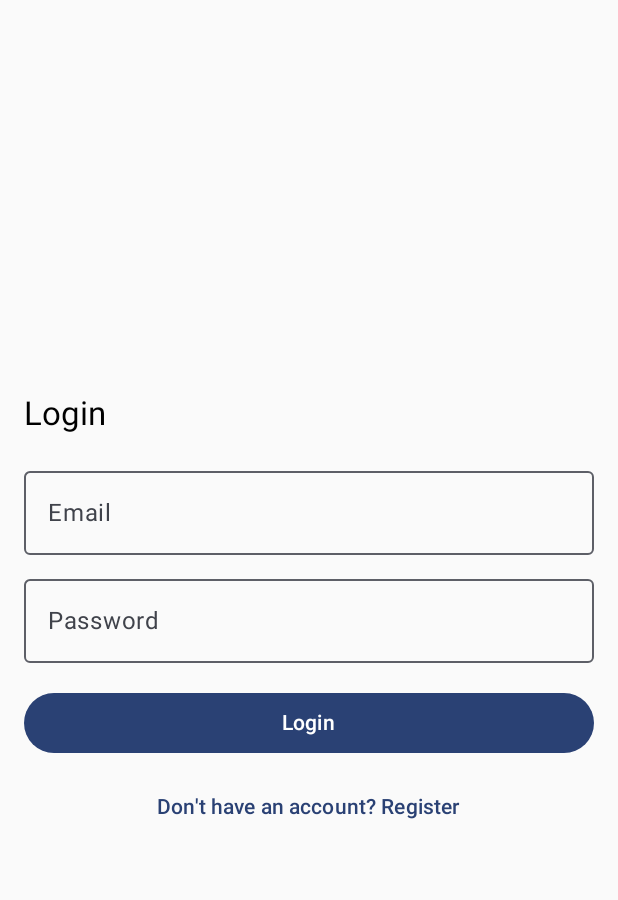
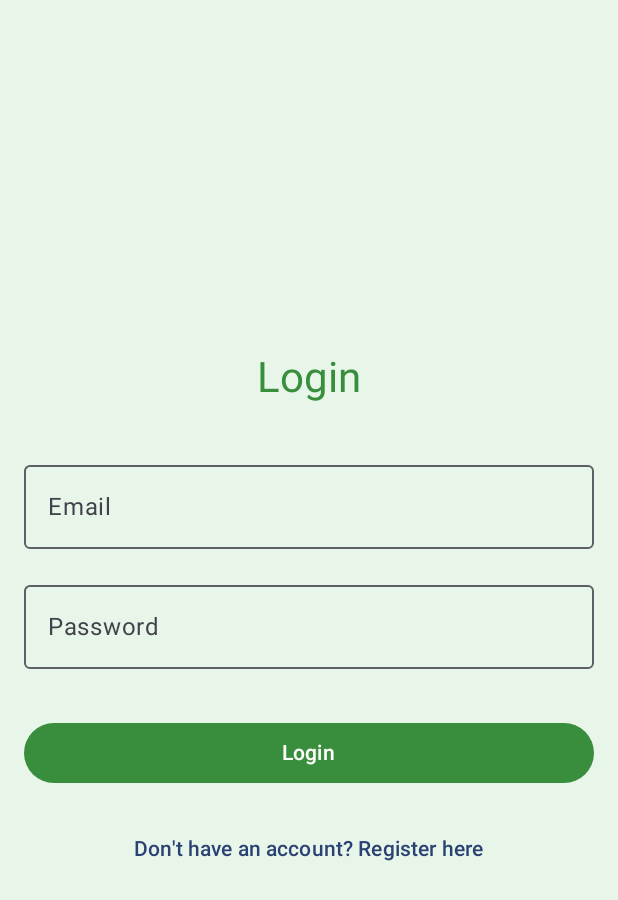
Before and after one commit to marouane013/MobileDevelopment, an Android app built with Jetpack Compose: the screen it shows after launch (MainActivity before the commit, LoginActivity after it), on a phone screen of 412 x 824 dp. Shown: the top 900 px of the screen. Run offline under Robolectric (Android 15) with nearby library versions, the phone set to English and light mode, and no system bars; our stand-ins replace Firebase (no records; nobody signed in at launch, a user with empty details on screens opened directly).

Commit message:
Add Activitys

```diff
--- a/app/build.gradle.kts
+++ b/app/build.gradle.kts
@@ -68,4 +68,5 @@ dependencies {
     implementation("com.google.firebase:firebase-firestore:24.0.2")
     implementation("org.osmdroid:osmdroid-android:6.1.10")
     implementation("com.squareup.picasso:picasso:2.71828")
+    implementation("com.google.firebase:firebase-firestore:24.0.2")
 }
--- /dev/null
+++ b/app/src/main/java/com/example/verhuur_app/LoginActivity.kt
@@ -0,0 +1,121 @@
+package com.example.verhuur_app
+
+import android.content.Context
+import android.content.Intent
+import android.os.Bundle
+import android.widget.Toast
+import androidx.activity.ComponentActivity
+import androidx.activity.compose.setContent
+import androidx.compose.foundation.layout.*
+import androidx.compose.material3.*
+import androidx.compose.runtime.*
+import androidx.compose.ui.Alignment
+import androidx.compose.ui.Modifier
+import androidx.compose.ui.graphics.Color
+import androidx.compose.ui.platform.LocalContext
+import androidx.compose.ui.text.input.PasswordVisualTransformation
+import androidx.compose.ui.unit.dp
+import com.example.verhuur_app.ui.theme.VerhuurappTheme
+import com.google.firebase.auth.FirebaseAuth
+
+class LoginActivity : ComponentActivity() {
+    private lateinit var auth: FirebaseAuth
+
+    override fun onCreate(savedInstanceState: Bundle?) {
+        super.onCreate(savedInstanceState)
+        auth = FirebaseAuth.getInstance()
+
+        setContent {
+            VerhuurappTheme {
+                Surface(
+                    modifier = Modifier.fillMaxSize(),
+                    color = Color(0xFFE8F5E9)
+                ) {
+                    LoginScreen(auth = auth)
+                }
+            }
+        }
+    }
+}
+
+@OptIn(ExperimentalMaterial3Api::class)
+@Composable
+fun LoginScreen(auth: FirebaseAuth) {
+    var email by remember { mutableStateOf("") }
+    var password by remember { mutableStateOf("") }
+    val context = LocalContext.current
+
+    Column(
+        modifier = Modifier
+            .fillMaxSize()
+            .padding(16.dp),
+        horizontalAlignment = Alignment.CenterHorizontally,
+        verticalArrangement = Arrangement.Center
+    ) {
+        Text(
+            text = "Login",
+            style = MaterialTheme.typography.headlineMedium,
+            color = Color(0xFF388E3C)
+        )
+
+        Spacer(modifier = Modifier.height(32.dp))
+
+        OutlinedTextField(
+            value = email,
+            onValueChange = { email = it },
+            label = { Text("Email") },
+            modifier = Modifier.fillMaxWidth()
+        )
+
+        Spacer(modifier = Modifier.height(16.dp))
+
+        OutlinedTextField(
+            value = password,
+            onValueChange = { password = it },
+            label = { Text("Password") },
+            visualTransformation = PasswordVisualTransformation(),
+            modifier = Modifier.fillMaxWidth()
+        )
+
+        Spacer(modifier = Modifier.height(32.dp))
+
+        Button(
+            onClick = {
+                loginUser(auth, email, password, context)
+            },
+            modifier = Modifier.fillMaxWidth(),
+            colors = ButtonDefaults.buttonColors(containerColor = Color(0xFF388E3C))
+        ) {
+            Text("Login")
+        }
+
+        Spacer(modifier = Modifier.height(16.dp))
+
+        TextButton(
+            onClick = {
+                context.startActivity(Intent(context, RegisterActivity::class.java))
+            }
+        ) {
+            Text("Don't have an account? Register here")
+        }
+    }
+}
+
+fun loginUser(auth: FirebaseAuth, email: String, password: String, context: Context) {
+    if (email.isBlank() || password.isBlank()) {
+        Toast.makeText(context, "Please fill in all fields", Toast.LENGTH_SHORT).show()
+        return
+    }
+
+    auth.signInWithEmailAndPassword(email, password)
+        .addOnCompleteListener { task ->
+            if (task.isSuccessful) {
+                Toast.makeText(context, "Login successful", Toast.LENGTH_SHORT).show()
+                val intent = Intent(context, DashboardActivity::class.java)
+                intent.flags = Intent.FLAG_ACTIVITY_NEW_TASK or Intent.FLAG_ACTIVITY_CLEAR_TASK
+                context.startActivity(intent)
+            } else {
+                Toast.makeText(context, "Login failed: ${task.exception?.message}", Toast.LENGTH_SHORT).show()
+            }
+        }
+}
```
Also changed, not shown: app/src/main/AndroidManifest.xml (+6 -1 lines), app/src/main/java/com/example/verhuur_app/DashboardActivity.kt (added, +40 -0 lines), app/src/main/java/com/example/verhuur_app/MainActivity.kt (+59 -41 lines), app/src/main/java/com/example/verhuur_app/RegisterActivity.kt (added, +162 -0 lines).
